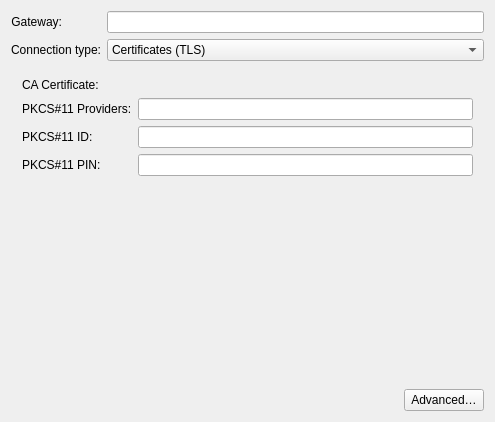
This is vpn/openvpn/openvpn.ui in lenz1111/plasma-nm as Qt 5 draws it before an edit. The edited form follows.
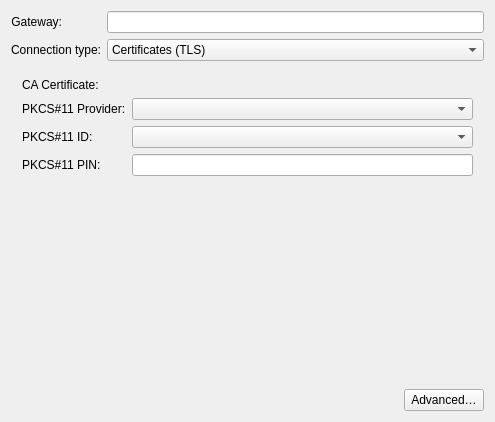
This is the edited form. The open tabs and pages were chosen to show the change. Custom widgets are drawn as their Qt base class.

Commit message: pkcs11-provider/pkcs11-id selection

```diff
--- a/vpn/openvpn/openvpn.ui
+++ b/vpn/openvpn/openvpn.ui
@@ -655,7 +655,7 @@
        <item row="1" column="0">
         <widget class="QLabel" name="textLabel5_2_2">
          <property name="text">
-          <string>PKCS#11 Providers:</string>
+          <string>PKCS#11 Provider:</string>
          </property>
          <property name="wordWrap">
           <bool>false</bool>
@@ -666,12 +666,15 @@
         </widget>
        </item>
        <item row="1" column="1">
-        <widget class="QLineEdit" name="pkcs11Providers">
-         <property name="toolTip">
-          <string>Path(s) to PKCS#11 provider libraries to load. Multiple providers may be specified if supported. These libraries enable OpenVPN to access cryptographic tokens such as smart cards or HSMs.</string>
+        <widget class="QComboBox" name="pkcs11Providers">
+         <property name="sizePolicy">
+          <sizepolicy hsizetype="Expanding" vsizetype="Fixed">
+           <horstretch>0</horstretch>
+           <verstretch>0</verstretch>
+          </sizepolicy>
          </property>
-         <property name="clearButtonEnabled">
-          <bool>true</bool>
+         <property name="toolTip">
+          <string>PKCS#11 provider library path.</string>
          </property>
         </widget>
        </item>
@@ -689,12 +692,15 @@
         </widget>
        </item>
        <item row="2" column="1">
-        <widget class="QLineEdit" name="pkcs11Id">
-         <property name="toolTip">
-          <string>Identifier of the PKCS#11 object (typically a certificate or key) to be used for authentication. This value is passed to OpenVPN to select the token object.</string>
+        <widget class="QComboBox" name="pkcs11Id">
+         <property name="sizePolicy">
+          <sizepolicy hsizetype="Expanding" vsizetype="Fixed">
+           <horstretch>0</horstretch>
+           <verstretch>0</verstretch>
+          </sizepolicy>
          </property>
-         <property name="clearButtonEnabled">
-          <bool>true</bool>
+         <property name="toolTip">
+          <string>PKCS#11 certificate identifier.</string>
          </property>
         </widget>
        </item>
```
Left out of the diff: 2 changed lines with no effect on the pictures. The commit also changes 3 other files.
